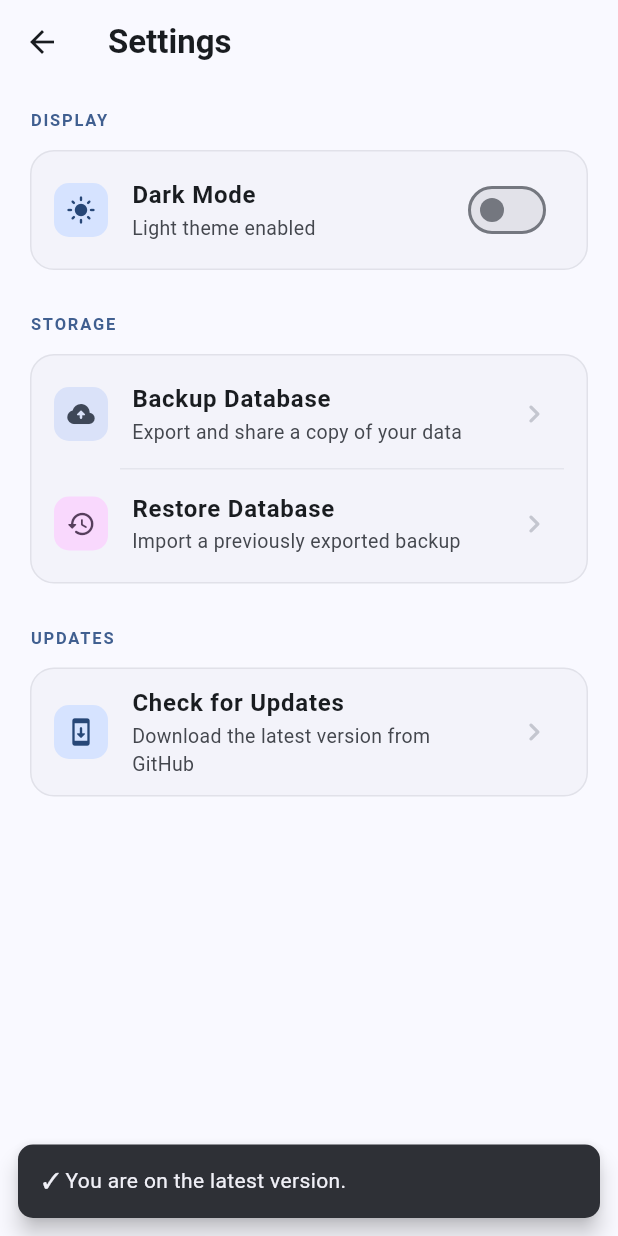
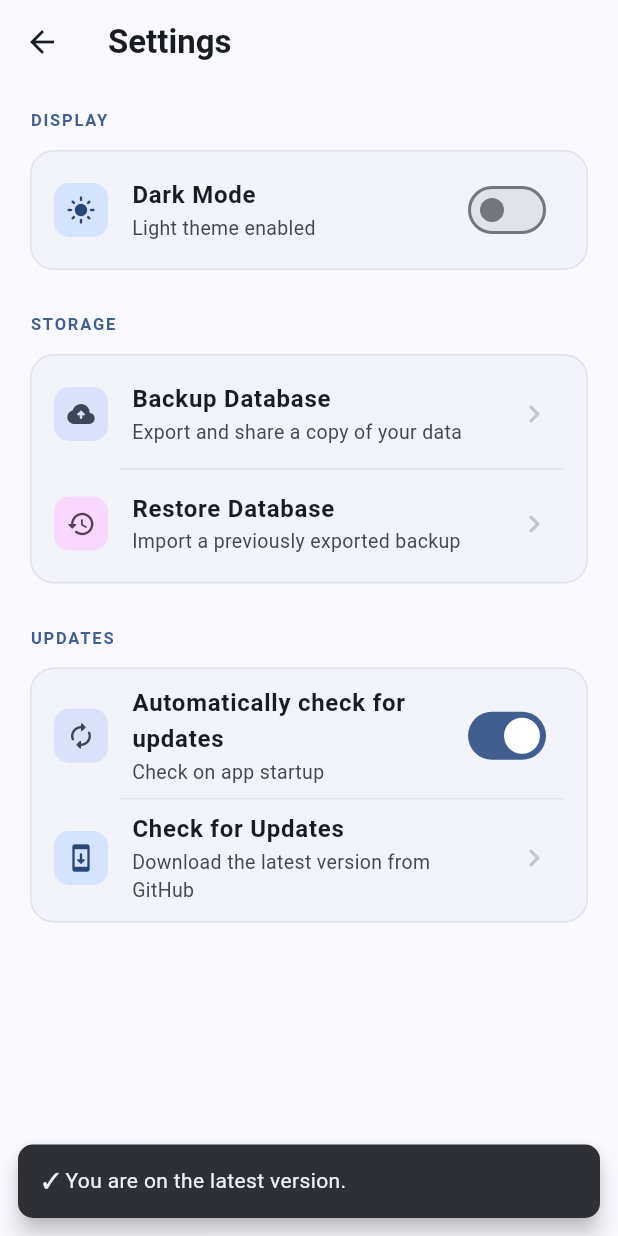
Before and after one commit to abyjays/bus-time-saver, a Flutter app: the SettingsScreen screen opened directly, after a tap on "Check for Updates", on a phone screen of 412 x 824 dp. Run offline on Flutter 3.47's test engine with Material 3 defaults, Android fonts, the phone set to English and light mode, and no system bars; our stand-ins replace connectivity_plus, file_picker, flutter_dotenv, flutter_native_splash, flutter_secure_storage, package_info_plus and 2 more; missing offline and left inert: github_release_apk_updater; accounts and stored records are empty.

```diff
--- a/lib/screens/settings_screen.dart
+++ b/lib/screens/settings_screen.dart
@@ -1,10 +1,39 @@
 import 'package:flutter/material.dart';
+import 'package:shared_preferences/shared_preferences.dart';
 import '../main.dart' show BusTimeSaverApp;
 import '../utils/backup_helper.dart';
 import '../utils/app_updater.dart';
 
-class SettingsScreen extends StatelessWidget {
+class SettingsScreen extends StatefulWidget {
   const SettingsScreen({super.key});
+
+  @override
+  State<SettingsScreen> createState() => _SettingsScreenState();
+}
+
+class _SettingsScreenState extends State<SettingsScreen> {
+  bool _autoUpdate = true;
+
+  @override
+  void initState() {
+    super.initState();
+    _loadAutoUpdatePref();
+  }
+
+  Future<void> _loadAutoUpdatePref() async {
+    final prefs = await SharedPreferences.getInstance();
+    setState(() {
+      _autoUpdate = prefs.getBool('auto_update') ?? true;
+    });
+  }
+
+  Future<void> _toggleAutoUpdate(bool value) async {
+    final prefs = await SharedPreferences.getInstance();
+    await prefs.setBool('auto_update', value);
+    setState(() {
+      _autoUpdate = value;
+    });
+  }
 
   void _showSnackBar(BuildContext context, String message,
       {bool isError = false}) {
@@ -255,7 +284,46 @@ class SettingsScreen extends StatelessWidget {
             color: colorScheme.surfaceContainerLow,
             child: Padding(
               padding: const EdgeInsets.symmetric(vertical: 4),
-              child: ListTile(
+              child: Column(
+                children: [
+                  SwitchListTile(
+                    key: const Key('settings_auto_update_tile'),
+                    secondary: Container(
+                      padding: const EdgeInsets.all(8),
+                      decoration: BoxDecoration(
+                        color: colorScheme.secondaryContainer,
+                        borderRadius: BorderRadius.circular(10),
+                      ),
+                      child: Icon(
+                        Icons.autorenew_rounded,
+                        color: colorScheme.onSecondaryContainer,
+                        size: 20,
+                      ),
+                    ),
+                    title: const Text(
+                      'Automatically check for updates',
+                      style: TextStyle(fontWeight: FontWeight.w600),
+                    ),
+                    subtitle: Text(
+                      'Check on app startup',
+                      style: TextStyle(
+                        fontSize: 13,
+                        color: colorScheme.onSurfaceVariant,
+                      ),
+                    ),
+                    value: _autoUpdate,
+                    onChanged: _toggleAutoUpdate,
+                    shape: RoundedRectangleBorder(
+                      borderRadius: BorderRadius.circular(16),
+                    ),
+                  ),
+                  Divider(
+                    height: 1,
+                    indent: 60,
+                    endIndent: 16,
+                    color: colorScheme.outlineVariant.withAlpha(80),
+                  ),
+                  ListTile(
                     key: const Key('settings_check_update_tile'),
                     shape: RoundedRectangleBorder(
                       borderRadius: BorderRadius.circular(16),
@@ -288,6 +356,8 @@ class SettingsScreen extends StatelessWidget {
                   color: colorScheme.outlineVariant,
                 ),
                 onTap: () => AppUpdater.checkForAppUpdates(context),
+              ),
+            ],
           ),
         ),
       ),
--- a/lib/utils/app_updater.dart
+++ b/lib/utils/app_updater.dart
@@ -1,5 +1,6 @@
 import 'package:flutter/material.dart';
 import 'package:github_release_apk_updater/github_release_apk_updater.dart';
+import 'package:package_info_plus/package_info_plus.dart';
 
 class AppUpdater {
   static void _showSnackBar(BuildContext context, String message, {bool isError = false}) {
@@ -19,11 +20,13 @@ class AppUpdater {
 
   /// Checks GitHub for a newer release of the app. Shows an update dialog if
   /// one is found, or a "you're up to date" snack-bar otherwise.
-  static Future<void> checkForAppUpdates(BuildContext context) async {
+  static Future<void> checkForAppUpdates(BuildContext context, {bool isAutomatic = false}) async {
     final colorScheme = Theme.of(context).colorScheme;
 
-    // Show a loading indicator while we fetch release metadata.
-    _showSnackBar(context, 'Checking for updates…');
+    if (!isAutomatic) {
+      // Show a loading indicator while we fetch release metadata.
+      _showSnackBar(context, 'Checking for updates…');
+    }
 
     try {
       // ── Step 1: fetch latest release metadata from GitHub ─────────────────
@@ -37,20 +40,23 @@ class AppUpdater {
       );
 
       if (release == null) {
-        if (context.mounted) {
+        if (context.mounted && !isAutomatic) {
           _showSnackBar(context, 'Could not reach GitHub. Check your connection.', isError: true);
         }
         return;
       }
 
       // ── Step 2: compare remote version with the installed version ─────────
-      final currentVersion = await pluginHelper.getCurrentAppVersion();
+      final packageInfo = await PackageInfo.fromPlatform();
+      final currentVersion = packageInfo.version;
       final hasUpdate = VersionComparator().isNewerVersion(release.version, currentVersion);
 
       if (!context.mounted) return;
 
       if (!hasUpdate) {
-        _showSnackBar(context, '✓ You are on the latest version.');
+        if (!isAutomatic) {
+          _showSnackBar(context, '✓ You are on the latest version.');
+        }
         return;
       }
 
@@ -65,6 +71,7 @@ class AppUpdater {
         barrierDismissible: false,
         builder: (dialogContext) => _UpdateDialog(
           latestTag: latestTag,
+          currentVersion: currentVersion,
           releaseNotes: releaseNotes,
           colorScheme: colorScheme,
           onUpdate: () async {
@@ -107,7 +114,7 @@ class AppUpdater {
         ),
       );
     } catch (e) {
-      if (context.mounted) {
+      if (context.mounted && !isAutomatic) {
         _showSnackBar(
           context,
           'Update check failed: $e',
@@ -121,12 +128,14 @@ class AppUpdater {
 class _UpdateDialog extends StatelessWidget {
   const _UpdateDialog({
     required this.latestTag,
+    required this.currentVersion,
     required this.releaseNotes,
     required this.colorScheme,
     required this.onUpdate,
   });
 
   final String latestTag;
+  final String currentVersion;
   final String releaseNotes;
   final ColorScheme colorScheme;
   final VoidCallback onUpdate;
@@ -158,7 +167,7 @@ class _UpdateDialog extends StatelessWidget {
                 borderRadius: BorderRadius.circular(8),
               ),
               child: Text(
-                'Version $latestTag',
+                'Version: $currentVersion -> $latestTag',
                 style: TextStyle(
                   fontWeight: FontWeight.w700,
                   color: colorScheme.onPrimaryContainer,
@@ -195,12 +204,12 @@ class _UpdateDialog extends StatelessWidget {
       actions: [
         TextButton(
           onPressed: () => Navigator.of(context).pop(),
-          child: const Text('Later'),
+          child: const Text('Cancel'),
         ),
         FilledButton.icon(
           onPressed: onUpdate,
           icon: const Icon(Icons.download_rounded, size: 18),
-          label: const Text('Update Now'),
+          label: const Text('Update'),
         ),
       ],
     );
--- a/pubspec.yaml
+++ b/pubspec.yaml
@@ -16,7 +16,7 @@ publish_to: 'none' # Remove this line if you wish to publish to pub.dev
 # https://developer.apple.com/library/archive/documentation/General/Reference/InfoPlistKeyReference/Articles/CoreFoundationKeys.html
 # In Windows, build-name is used as the major, minor, and patch parts
 # of the product and file versions while build-number is used as the build suffix.
-version: 1.0.0+1
+version: 1.0.1+2
 
 environment:
   sdk: ^3.13.1
@@ -47,6 +47,7 @@ dependencies:
   flutter_dotenv: ^5.2.1
   http: ^1.2.2
   github_release_apk_updater: ^1.0.6
+  package_info_plus: ^10.2.1
 
 dev_dependencies:
   flutter_test:
```
Also changed, not shown: lib/screens/add_bus_screen.dart (+5 -9 lines), lib/screens/home_screen.dart (+60 -15 lines), pubspec.lock. Lines whose indentation alone changed are shown as unchanged.
